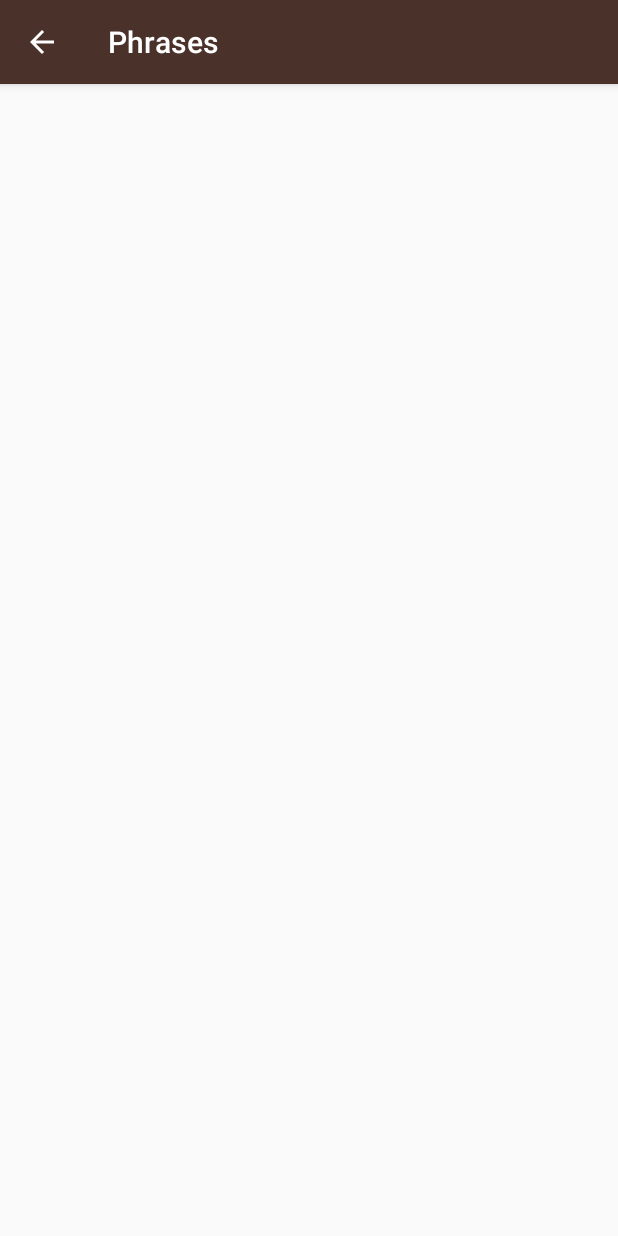
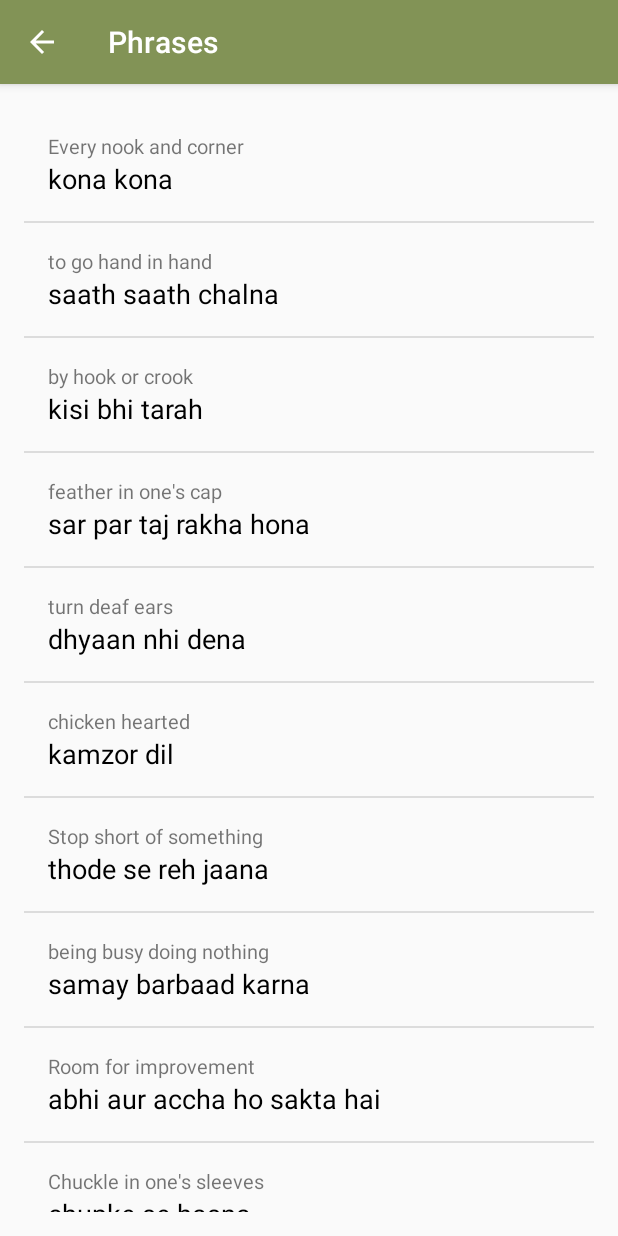
Before and after one commit to sujoyyyy/Engine-Translator-App, an Android app: the PhrasesActivity screen opened directly, with no data from a screen before it, on a phone screen of 412 x 824 dp. Run offline under Robolectric (Android 15) with nearby library versions, the light colour scheme and no system bars.

Commit message:
Changes in java files.

```diff
--- a/app/src/main/java/com/example/android/miwok/PhrasesActivity.java
+++ b/app/src/main/java/com/example/android/miwok/PhrasesActivity.java
@@ -17,6 +17,9 @@ package com.example.android.miwok;
 
 import android.support.v7.app.AppCompatActivity;
 import android.os.Bundle;
+import android.widget.ListView;
+
+import java.util.ArrayList;
 
 public class PhrasesActivity extends AppCompatActivity {
 
@@ -24,5 +27,20 @@ public class PhrasesActivity extends AppCompatActivity {
     protected void onCreate(Bundle savedInstanceState) {
         super.onCreate(savedInstanceState);
         setContentView(R.layout.activity_phrases);
+        ArrayList<Word> words = new ArrayList<Word>();
+        words.add(new Word("Every nook and corner", "kona kona"));
+        words.add(new Word("to go hand in hand", "saath saath chalna"));
+        words.add(new Word("by hook or crook", "kisi bhi tarah"));
+        words.add(new Word("feather in one's cap", "sar par taj rakha hona"));
+        words.add(new Word("turn deaf ears", "dhyaan nhi dena"));
+        words.add(new Word("chicken hearted", "kamzor dil"));
+        words.add(new Word("Stop short of something", "thode se reh jaana"));
+        words.add(new Word("being busy doing nothing", "samay barbaad karna"));
+        words.add(new Word("Room for improvement", "abhi aur accha ho sakta hai"));
+        words.add(new Word("Chuckle in one's sleeves", "chupke se hasna"));
+
+        WordAdapter adapter = new WordAdapter(this, words);
+        ListView listView = (ListView) findViewById(R.id.list);
+        listView.setAdapter(adapter);
     }
 }
--- a/app/src/main/res/layout/activity_main.xml
+++ b/app/src/main/res/layout/activity_main.xml
@@ -31,4 +31,9 @@
         android:background="@color/category_phrases"
         android:text="@string/category_phrases" />
 
+    <ImageView
+        android:layout_width="wrap_content"
+        android:layout_height="wrap_content"
+        android:src="@drawable/photo" />
+
 </LinearLayout>
```
Also changed, not shown: app/src/main/res/values/colors.xml (+5 -5 lines), app/src/main/res/drawable/photo.png (added).
